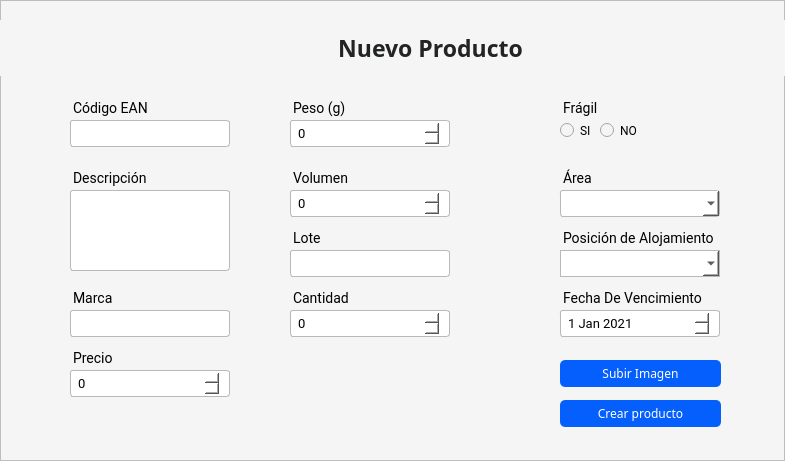
This is Interfaces/main/Ui/nuevo_producto_ui.ui in juanignaciocansillieri/bullsoft as Qt 5 draws it before an edit. The edited form follows.
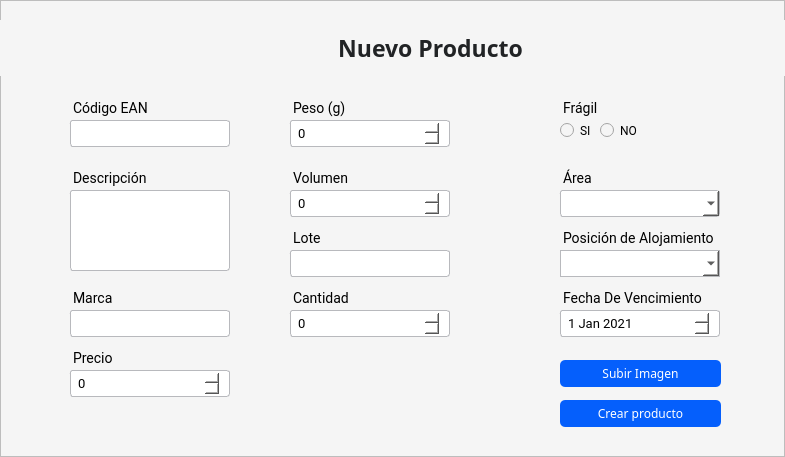
This is the edited form.

Patch:
```diff
--- a/Interfaces/main/Ui/nuevo_producto_ui.ui
+++ b/Interfaces/main/Ui/nuevo_producto_ui.ui
@@ -7,9 +7,21 @@
     <x>0</x>
     <y>0</y>
     <width>785</width>
-    <height>461</height>
+    <height>457</height>
    </rect>
   </property>
+  <property name="minimumSize">
+   <size>
+    <width>785</width>
+    <height>457</height>
+   </size>
+  </property>
+  <property name="maximumSize">
+   <size>
+    <width>785</width>
+    <height>457</height>
+   </size>
+  </property>
   <property name="windowTitle">
    <string>Nuevo Producto</string>
   </property>
```
